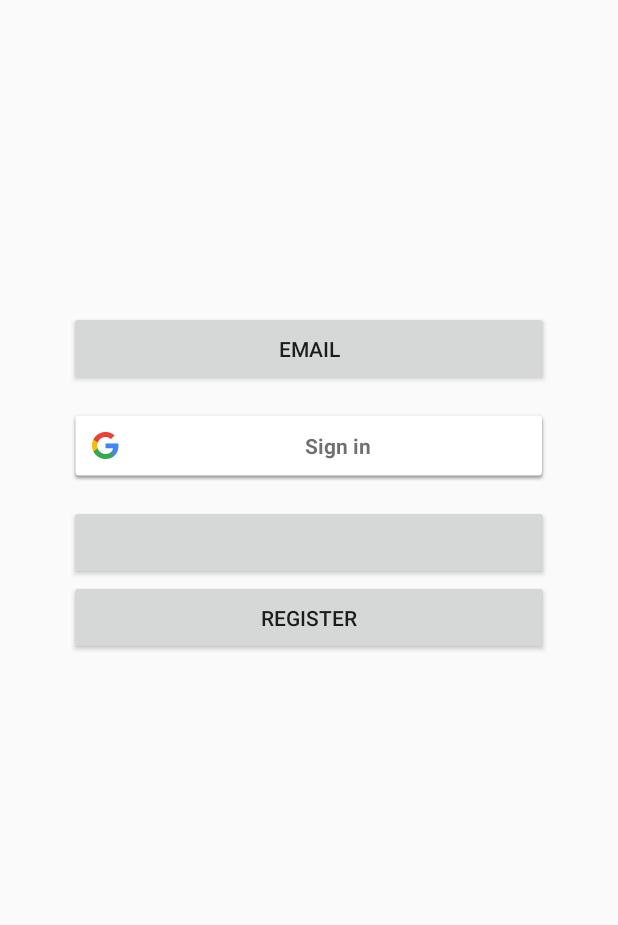
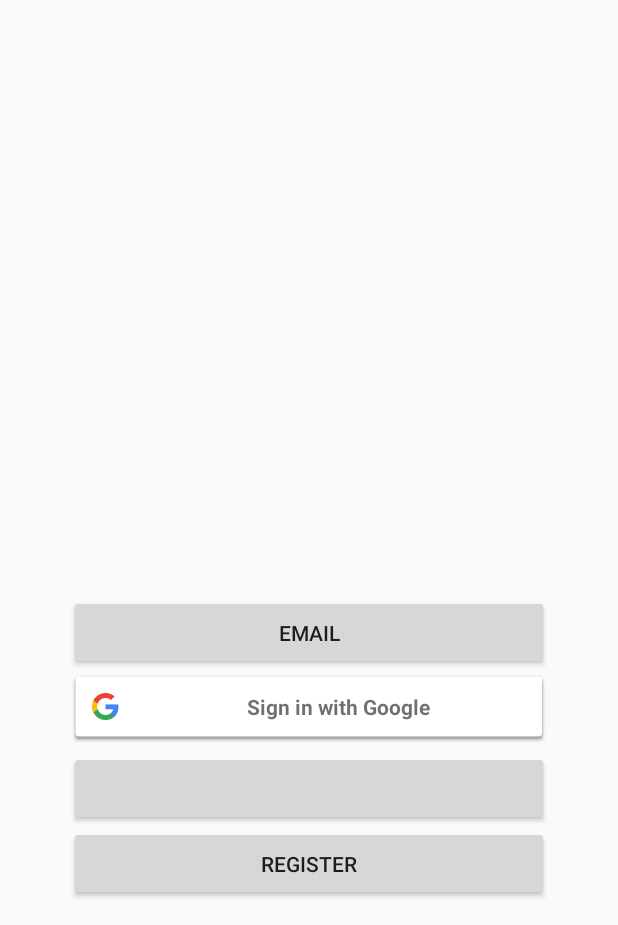
Before and after one commit to rlebre/NewsApp-Android, an Android app: the screen it shows after launch (LoginActivity), on a phone screen of 412 x 824 dp, the part 311-1236 px from its top. Run offline under Robolectric (Android 15) with nearby library versions, the phone set to English and light mode, and no system bars; libraries missing offline, so code that uses them is left out: com.facebook, com.facebook.appevents, com.facebook.login; plain views replace LoginButton; 6 statements that could not run were skipped.

Commit message:
google login done

```diff
--- a/app/src/main/java/com/ua/cm/project/unews/LoginActivity.java
+++ b/app/src/main/java/com/ua/cm/project/unews/LoginActivity.java
@@ -1,20 +1,114 @@
 package com.ua.cm.project.unews;
 
+import android.app.Activity;
+import android.content.Intent;
+import android.support.annotation.NonNull;
 import android.support.v7.app.AppCompatActivity;
 import android.os.Bundle;
+import android.view.View;
+import android.widget.TextView;
 
+import com.facebook.CallbackManager;
+import com.facebook.FacebookCallback;
+import com.facebook.FacebookException;
 import com.facebook.FacebookSdk;
 import com.facebook.appevents.AppEventsLogger;
+import com.facebook.login.LoginManager;
+import com.facebook.login.LoginResult;
+import com.facebook.login.widget.LoginButton;
+import com.google.android.gms.auth.api.Auth;
+import com.google.android.gms.auth.api.signin.GoogleSignInAccount;
+import com.google.android.gms.auth.api.signin.GoogleSignInApi;
+import com.google.android.gms.auth.api.signin.GoogleSignInOptions;
+import com.google.android.gms.auth.api.signin.GoogleSignInResult;
+import com.google.android.gms.common.ConnectionResult;
+import com.google.android.gms.common.SignInButton;
+import com.google.android.gms.common.api.GoogleApiClient;
+import com.google.android.gms.common.api.GoogleApiClient.OnConnectionFailedListener;
 
-public class LoginActivity extends AppCompatActivity {
+import java.util.Arrays;
+
+public class LoginActivity extends AppCompatActivity implements OnConnectionFailedListener {
+
+    private SignInButton login_google;
+    private TextView name;
+    private GoogleApiClient googleApiClient;
+    private GoogleSignInOptions signInOptions;
+
+    private CallbackManager callbackManager;
+
+    public static final int REQUEST_CODE = 100;
+
 
     @Override
     protected void onCreate(Bundle savedInstanceState) {
         super.onCreate(savedInstanceState);
 
         FacebookSdk.sdkInitialize(getApplicationContext());
-        AppEventsLogger.activateApp(this);
         setContentView(R.layout.activity_login);
+
+        callbackManager = CallbackManager.Factory.create();
+        final LoginButton loginButton = (LoginButton) findViewById(R.id.login_facebook_button);
+        loginButton.setReadPermissions("email");
+        loginButton.registerCallback(callbackManager, new FacebookCallback<LoginResult>() {
+            @Override
+            public void onSuccess(LoginResult loginResult) {
+                System.err.println("SUCCESS");
+            }
+
+            @Override
+            public void onCancel() {
+
+            }
+
+            @Override
+            public void onError(FacebookException error) {
+
+            }
+
+        });
+
+        final Activity aa = this;
+        loginButton.setOnClickListener(new View.OnClickListener() {
+            @Override
+            public void onClick(View view) {
+                LoginManager.getInstance().logInWithReadPermissions(aa, Arrays.asList("public_profile", "user_friends"));
+            }
+        });
+
+
+        signInOptions = new GoogleSignInOptions.Builder(GoogleSignInOptions.DEFAULT_SIGN_IN).requestEmail().build();
+        googleApiClient = new GoogleApiClient.Builder(this).enableAutoManage(this, this).addApi(Auth.GOOGLE_SIGN_IN_API, signInOptions).build();
+        login_google = (SignInButton) findViewById(R.id.login_google);
+        login_google.setSize(SignInButton.SIZE_WIDE);
+
+        login_google.setOnClickListener(new View.OnClickListener() {
+            @Override
+            public void onClick(View view) {
+                Intent signIntent = Auth.GoogleSignInApi.getSignInIntent(googleApiClient);
+                startActivityForResult(signIntent, REQUEST_CODE);
+            }
+        });
+    }
+
+    @Override
+    protected void onActivityResult(int requestCode, int resultCode, Intent data) {
+        super.onActivityResult(requestCode, resultCode, data);
+
+        if (requestCode == REQUEST_CODE) {
+            GoogleSignInResult result = Auth.GoogleSignInApi.getSignInResultFromIntent(data);
+            GoogleSignInAccount account = result.getSignInAccount();
+
+            System.err.println(account.getDisplayName());
+            System.err.println(account.getEmail());
+            System.err.println(account.getPhotoUrl().toString());
+        } else {
+            callbackManager.onActivityResult(requestCode, resultCode, data);
+        }
+    }
+
+    @Override
+    public void onConnectionFailed(@NonNull ConnectionResult connectionResult) {
 
     }
 }
--- a/app/src/main/res/layout/activity_login.xml
+++ b/app/src/main/res/layout/activity_login.xml
@@ -15,19 +15,20 @@
         android:layout_width="wrap_content"
         android:layout_height="wrap_content"
         android:layout_alignEnd="@+id/login_email"
-        android:layout_alignParentTop="true"
-        android:adjustViewBounds="true"
-        android:src="@drawable/main_logo"
-        android:layout_centerHorizontal="true"
+        android:layout_alignParentBottom="false"
         android:layout_alignParentLeft="true"
         android:layout_alignParentRight="true"
-        android:layout_alignParentBottom="false" />
+        android:layout_alignParentTop="true"
+        android:layout_centerHorizontal="true"
+        android:adjustViewBounds="true"
+        android:src="@drawable/main_logo" />
 
 
     <Button
         android:id="@+id/login_email"
         android:layout_width="match_parent"
         android:layout_height="wrap_content"
+        android:layout_above="@+id/login_google"
         android:layout_centerHorizontal="true"
         android:layout_centerVertical="true"
         android:layout_marginLeft="30dp"
@@ -40,19 +41,18 @@
         android:id="@+id/login_google"
         android:layout_width="match_parent"
         android:layout_height="wrap_content"
-        android:layout_below="@+id/login_email"
+        android:layout_above="@+id/login_facebook_button"
         android:layout_centerHorizontal="true"
         android:layout_marginLeft="30dp"
         android:layout_marginRight="30dp"
-        android:paddingBottom="15dp"
-        android:paddingTop="15dp" />
+        android:paddingBottom="5dp" />
 
 
     <com.facebook.login.widget.LoginButton
         android:id="@+id/login_facebook_button"
         android:layout_width="match_parent"
         android:layout_height="wrap_content"
-        android:layout_below="@+id/login_google"
+        android:layout_above="@+id/register"
         android:layout_marginLeft="30dp"
         android:layout_marginRight="30dp"
         android:paddingBottom="15dp"
@@ -62,7 +62,11 @@
         android:id="@+id/register"
         android:layout_width="match_parent"
         android:layout_height="wrap_content"
-        android:layout_below="@+id/login_facebook_button"
+        android:layout_alignParentBottom="true"
+        android:layout_alignParentLeft="false"
+        android:layout_alignParentRight="false"
+        android:layout_alignParentTop="false"
+        android:layout_alignWithParentIfMissing="false"
         android:layout_centerHorizontal="true"
         android:layout_marginLeft="30dp"
         android:layout_marginRight="30dp"
--- a/app/src/main/res/values/strings.xml
+++ b/app/src/main/res/values/strings.xml
@@ -1,4 +1,5 @@
 <resources>
     <string name="app_name">UNews</string>
     <string name="facebook_app_id">552010661644671</string>
+    <string name="fb_login_protocol_scheme">fb552010661644671</string>
 </resources>
```
Also changed, not shown: app/src/main/AndroidManifest.xml (+14 -1 lines).
